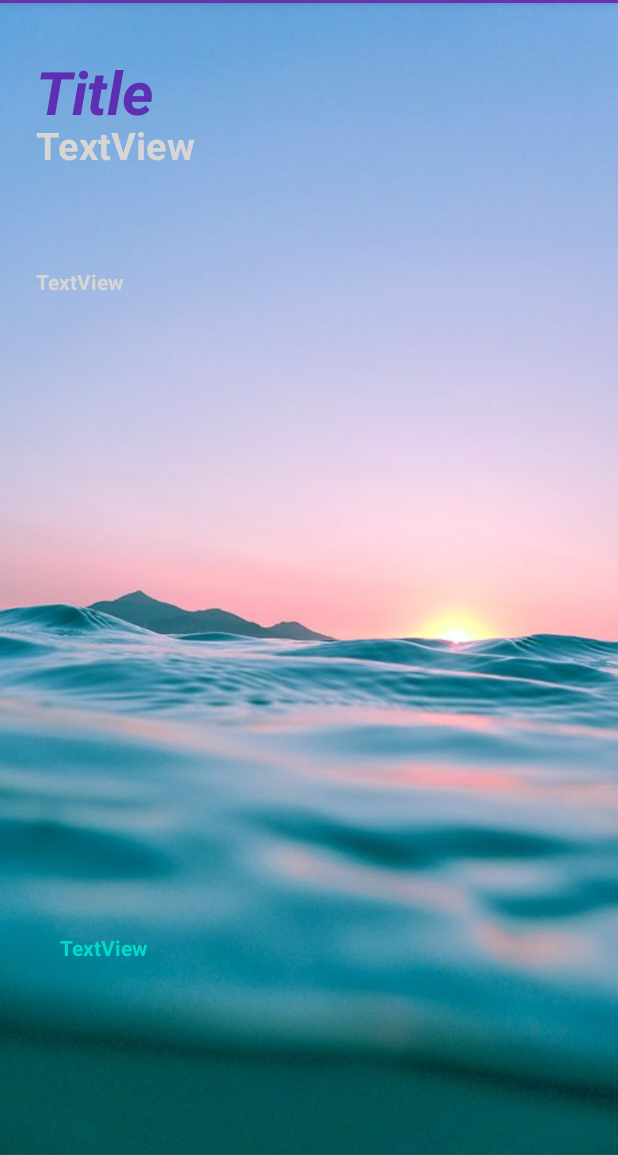
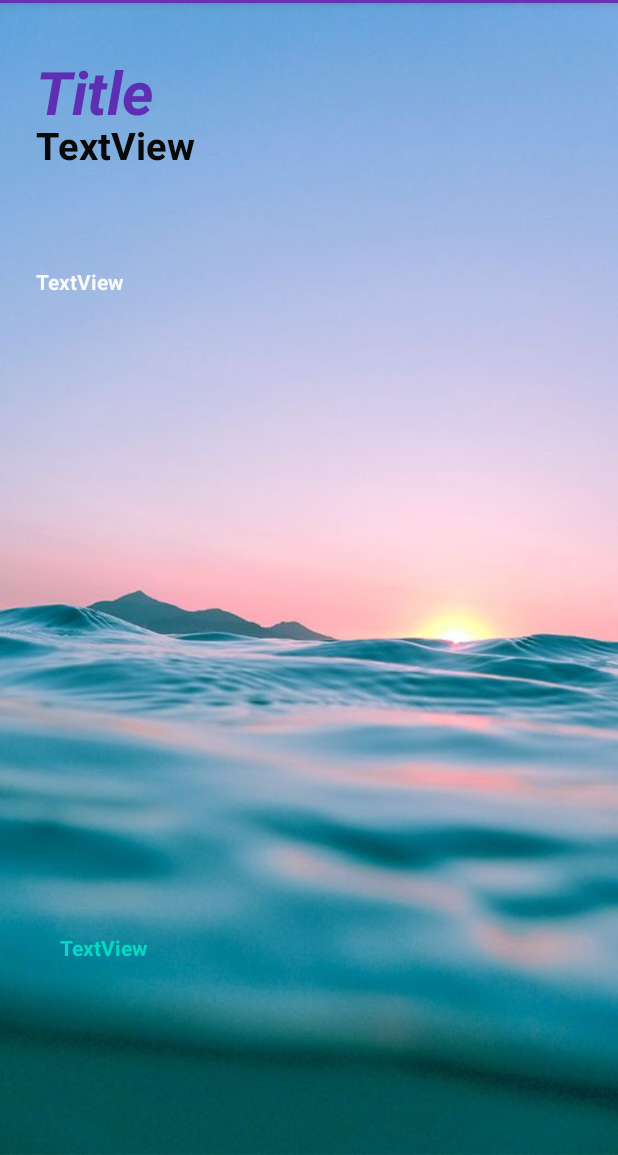
Before and after one commit to JMFord99/DailyJournal, an Android app: the ReadPast screen opened directly, with no data from a screen before it, on a phone screen of 412 x 824 dp, the part 81-1236 px from its top. Run offline under Robolectric (Android 15) with nearby library versions, the phone set to English and light mode, and no system bars; network calls fail.

Commit message:
Add files via upload

```diff
--- a/Project/app/src/main/res/values/colors.xml
+++ b/Project/app/src/main/res/values/colors.xml
@@ -4,4 +4,7 @@
     <color name="purple">#E65B21AE</color>
     <color name="colorPrimaryDark">#3700B3</color>
     <color name="colorAccent">#03DAC5</color>
+
+    <color name="black">#090909</color>
+    <color name="white">#F8FAFA</color>
 </resources>
```
